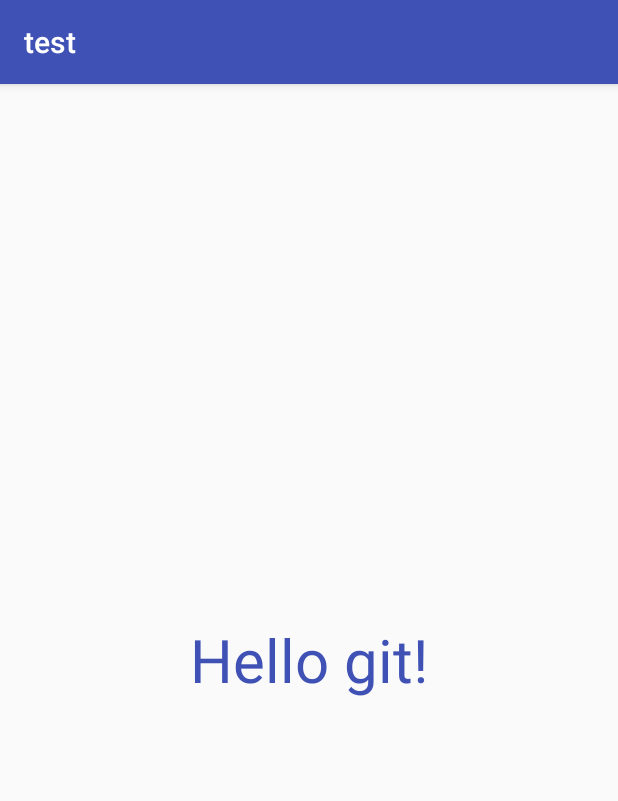
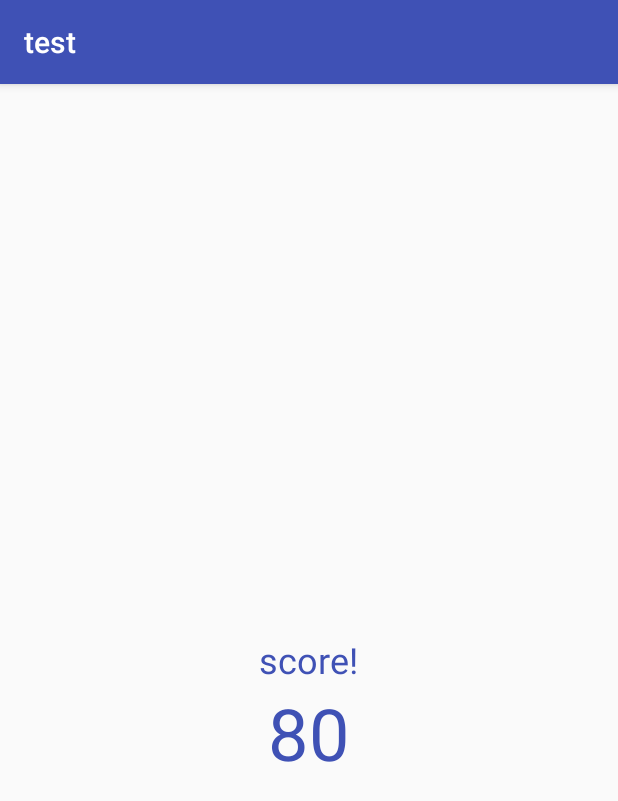
Before and after one commit to BenNjoroge/test, an Android app: the screen it shows after launch (MainActivity), on a phone screen of 412 x 824 dp. Shown: the top 801 px of the screen. Run offline under Robolectric (Android 15) with nearby library versions, the phone set to English and light mode, and no system bars.

Commit message:
changed text view from hello git to score and adeed number below

```diff
--- a/app/src/main/res/layout/activity_main.xml
+++ b/app/src/main/res/layout/activity_main.xml
@@ -7,11 +7,21 @@
     tools:context="com.bennjoroge.test.MainActivity">
 
     <TextView
+        android:id="@+id/score"
         android:layout_width="wrap_content"
         android:layout_height="wrap_content"
         android:layout_centerInParent="true"
-        android:textSize="40sp"
-        android:text="Hello git!"
+        android:textSize="24sp"
+        android:text="score!"
+        android:textColor="@color/colorPrimary"/>
+
+    <TextView
+        android:layout_width="wrap_content"
+        android:layout_height="wrap_content"
+        android:layout_centerInParent="true"
+        android:layout_below="@id/score"
+        android:textSize="48sp"
+        android:text="80"
         android:textColor="@color/colorPrimary"/>
 
 </android.widget.RelativeLayout>
```
